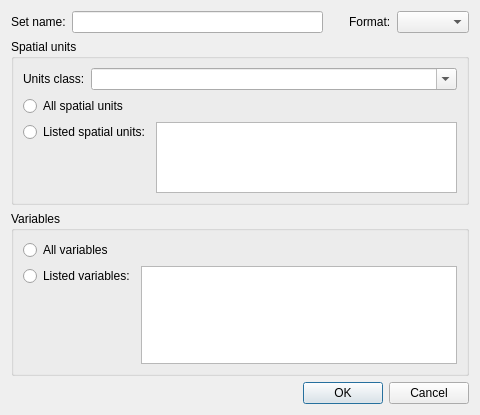
Before: the Qt Designer form src/observers/export.vars.files.csv/EditSetDialog.ui in jylfc0307/OpenFluidPlus, drawn with Qt 5.
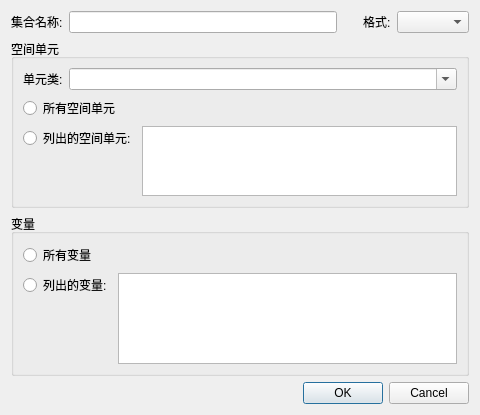
After: the same form once the commit is applied.

```diff
--- a/src/observers/export.vars.files.csv/EditSetDialog.ui
+++ b/src/observers/export.vars.files.csv/EditSetDialog.ui
@@ -16,7 +16,7 @@
      <item>
       <widget class="QLabel" name="label">
        <property name="text">
-        <string>Set name:</string>
+        <string>集合名称:</string>
        </property>
       </widget>
      </item>
@@ -42,7 +42,7 @@
      <item>
       <widget class="QLabel" name="label_2">
        <property name="text">
-        <string>Format:</string>
+        <string>格式:</string>
        </property>
       </widget>
      </item>
@@ -54,7 +54,7 @@
    <item>
     <widget class="QGroupBox" name="groupBox">
      <property name="title">
-      <string>Spatial units</string>
+      <string>空间单元</string>
      </property>
      <layout class="QVBoxLayout" name="verticalLayout_2">
       <item>
@@ -62,7 +62,7 @@
         <item>
          <widget class="QLabel" name="label_3">
           <property name="text">
-           <string>Units class:</string>
+           <string>单元类:</string>
           </property>
          </widget>
         </item>
@@ -78,7 +78,7 @@
       <item>
        <widget class="QRadioButton" name="AllUnitsRadioButton">
         <property name="text">
-         <string>All spatial units</string>
+         <string>所有空间单元</string>
         </property>
        </widget>
       </item>
@@ -89,7 +89,7 @@
           <item>
            <widget class="QRadioButton" name="SelectedUnitsRadioButton">
             <property name="text">
-             <string>Listed spatial units:</string>
+             <string>列出的空间单元:</string>
             </property>
            </widget>
           </item>
@@ -119,13 +119,13 @@
    <item>
     <widget class="QGroupBox" name="groupBox_2">
      <property name="title">
-      <string>Variables</string>
+      <string>变量</string>
      </property>
      <layout class="QVBoxLayout" name="verticalLayout_4">
       <item>
        <widget class="QRadioButton" name="AllVariablesRadioButton">
         <property name="text">
-         <string>All variables</string>
+         <string>所有变量</string>
         </property>
        </widget>
       </item>
@@ -136,7 +136,7 @@
           <item>
            <widget class="QRadioButton" name="SelectedVariablesRadioButton">
             <property name="text">
-             <string>Listed variables:</string>
+             <string>列出的变量:</string>
             </property>
            </widget>
           </item>
```
